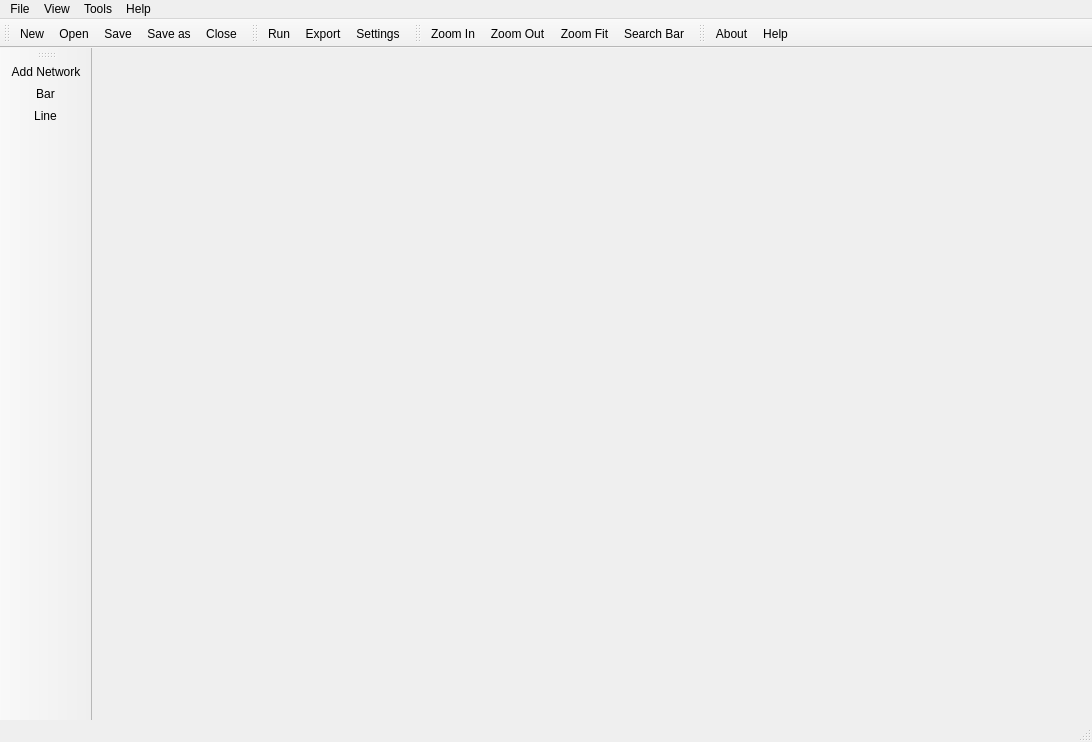
This is src/quickflow.ui in raulhuatuco/QuickFlow as Qt 5 draws it before an edit. The edited form follows.
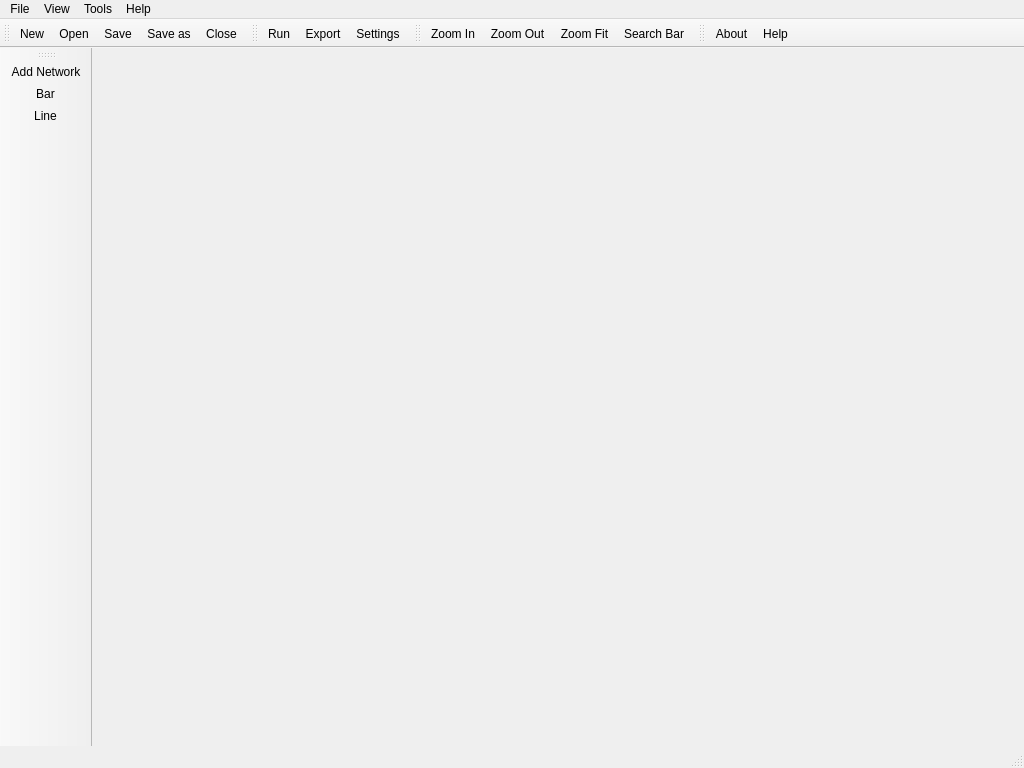
This is the edited form. Icons and pictures are not drawn. Custom widgets are drawn as their Qt base class.

Commit message: fixed main window size

Diff of the .ui file:
```diff
--- a/src/quickflow.ui
+++ b/src/quickflow.ui
@@ -6,8 +6,8 @@
    <rect>
     <x>0</x>
     <y>0</y>
-    <width>1092</width>
-    <height>742</height>
+    <width>1024</width>
+    <height>768</height>
    </rect>
   </property>
   <property name="focusPolicy">
@@ -73,7 +73,7 @@
     <rect>
      <x>0</x>
      <y>0</y>
-     <width>1092</width>
+     <width>1024</width>
      <height>25</height>
     </rect>
    </property>
```
The commit also changes 1 other file.
